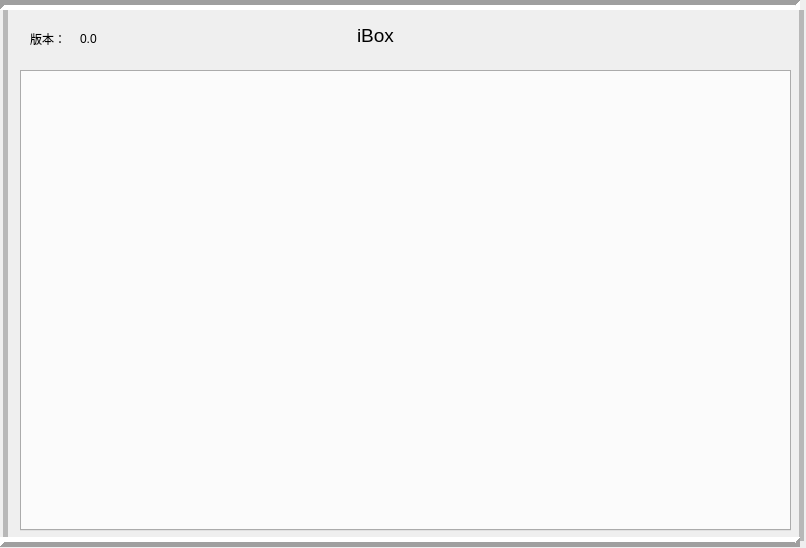
Before: the Qt Designer form BusBar-Qt/branch/box/boxdlg.ui in luozhiyong131/BusBar, drawn with Qt 5.
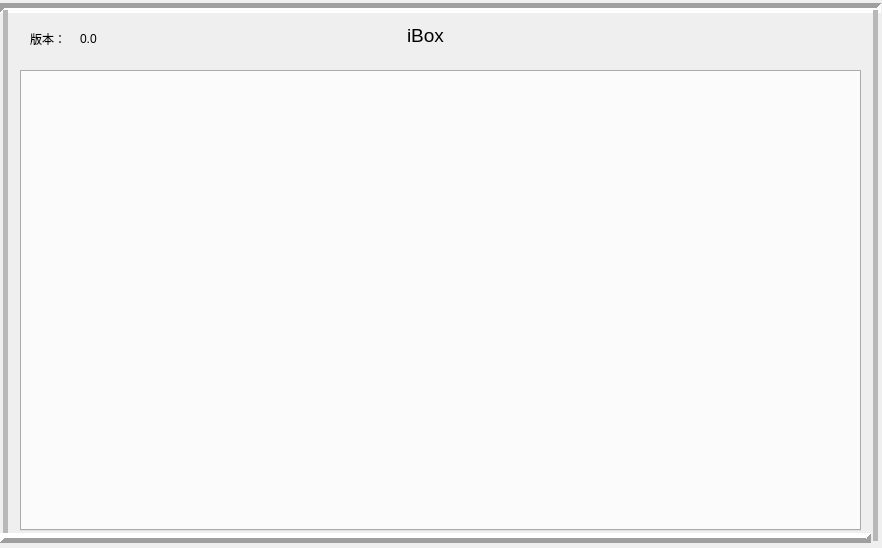
After: the same form once the commit is applied. Icons and pictures are not drawn.

Patch:
```diff
--- a/BusBar-Qt/branch/box/boxdlg.ui
+++ b/BusBar-Qt/branch/box/boxdlg.ui
@@ -6,7 +6,7 @@
    <rect>
     <x>0</x>
     <y>0</y>
-    <width>806</width>
+    <width>882</width>
     <height>548</height>
    </rect>
   </property>
@@ -25,7 +25,7 @@
   <widget class="QLabel" name="titleLab">
    <property name="geometry">
     <rect>
-     <x>290</x>
+     <x>340</x>
      <y>20</y>
      <width>171</width>
      <height>31</height>
@@ -46,7 +46,7 @@
   <widget class="QPushButton" name="pushButton">
    <property name="geometry">
     <rect>
-     <x>740</x>
+     <x>820</x>
      <y>20</y>
      <width>51</width>
      <height>41</height>
@@ -85,8 +85,8 @@
     <rect>
      <x>0</x>
      <y>0</y>
-     <width>800</width>
-     <height>10</height>
+     <width>881</width>
+     <height>16</height>
     </rect>
    </property>
    <property name="frameShadow">
@@ -124,7 +124,7 @@
   <widget class="Line" name="line_3">
    <property name="geometry">
     <rect>
-     <x>796</x>
+     <x>870</x>
      <y>10</y>
      <width>10</width>
      <height>531</height>
@@ -147,9 +147,9 @@
    <property name="geometry">
     <rect>
      <x>0</x>
-     <y>537</y>
-     <width>800</width>
-     <height>10</height>
+     <y>530</y>
+     <width>871</width>
+     <height>16</height>
     </rect>
    </property>
    <property name="frameShadow">
@@ -193,7 +193,7 @@
     <rect>
      <x>20</x>
      <y>70</y>
-     <width>771</width>
+     <width>841</width>
      <height>461</height>
     </rect>
    </property>
```
